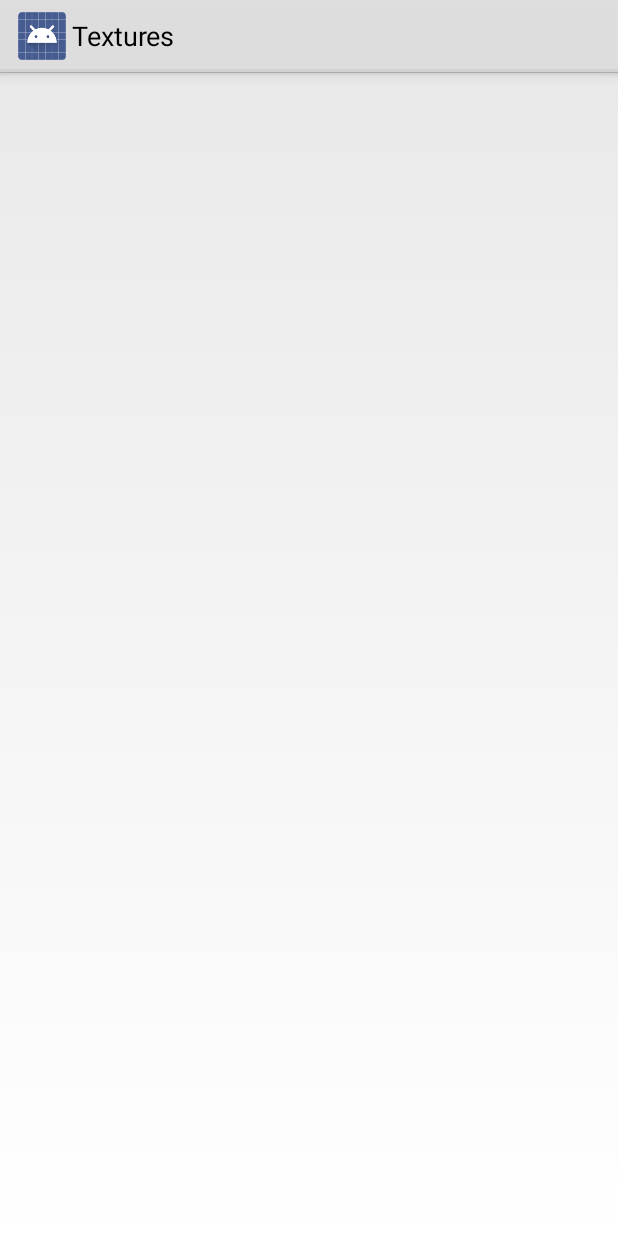
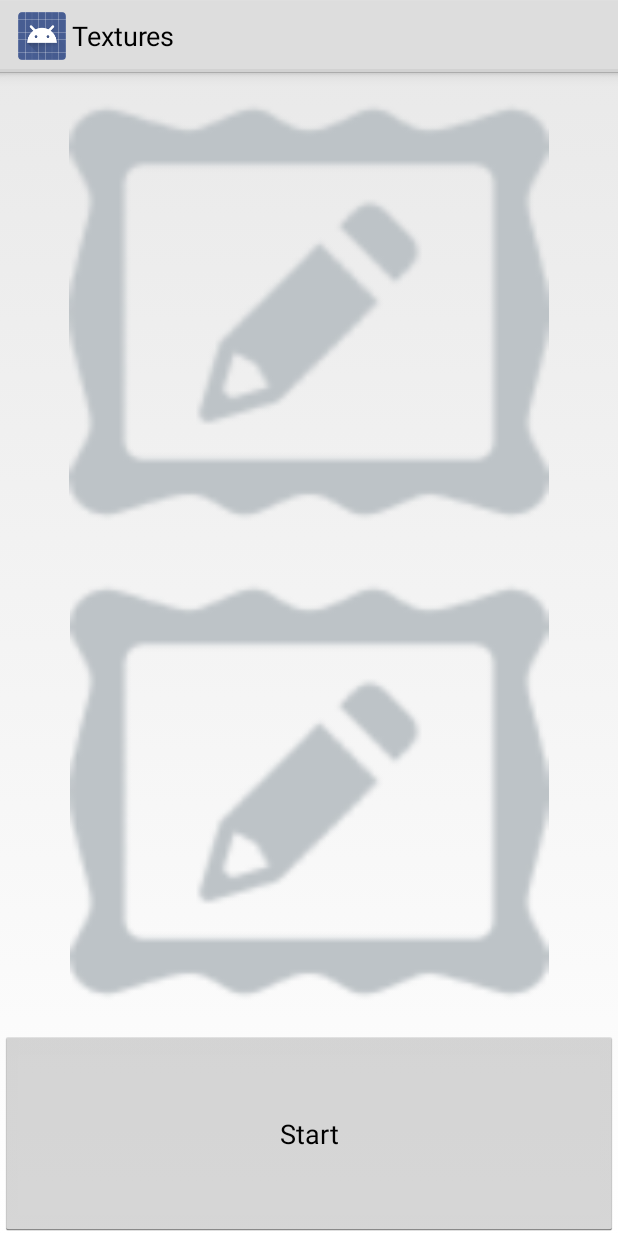
Before and after one commit to Ioshchenko/textures, an Android app: the layout activity_image_detection.xml on its own in the app's theme, with its tools: preview values and no code run, on a phone screen of 412 x 824 dp. Run offline under Robolectric (Android 15) with nearby library versions, the light colour scheme and no system bars.

Commit message:
Add detect cornerc and perspective corection

```diff
--- a/Textures/app/src/main/AndroidManifest.xml
+++ b/Textures/app/src/main/AndroidManifest.xml
@@ -28,6 +28,10 @@
         <activity
             android:name="com.textures.activity.UserActivity"
             android:label="@string/activity_user"/>
+
+        <activity
+            android:name="com.textures.activity.ImageDetectionActivity"
+            android:label="@string/activity_image_detection"/>
     </application>
 
     <uses-permission android:name="android.permission.READ_EXTERNAL_STORAGE" />
--- a/Textures/app/src/main/java/com/textures/activity/MainActivity.java
+++ b/Textures/app/src/main/java/com/textures/activity/MainActivity.java
@@ -45,6 +45,9 @@ public class MainActivity extends BaseActivity {
                 viewPdf(item);
             }
         });
+
+        Intent intent = new Intent(this, ImageDetectionActivity.class);
+        startActivity(intent);
     }
 
     private void viewPdf(String fileName) {
--- a/Textures/app/src/main/res/layout/activity_image_detection.xml
+++ b/Textures/app/src/main/res/layout/activity_image_detection.xml
@@ -1,6 +1,46 @@
 <?xml version="1.0" encoding="utf-8"?>
 <LinearLayout xmlns:android="http://schemas.android.com/apk/res/android"
-    android:orientation="vertical" android:layout_width="match_parent"
-    android:layout_height="match_parent">
+    android:layout_width="match_parent"
+    android:layout_height="match_parent"
+    android:orientation="vertical">
+
+    <LinearLayout
+        android:layout_width="match_parent"
+        android:layout_height="match_parent"
+        android:layout_weight="5">
+
+        <ImageView
+            android:id="@+id/originalImage"
+            android:layout_width="match_parent"
+            android:layout_height="match_parent"
+            android:src="@drawable/edit_image" />
+    </LinearLayout>
+
+    <LinearLayout
+        android:layout_width="match_parent"
+        android:layout_height="match_parent"
+        android:layout_weight="5">
+
+        <ImageView
+            android:id="@+id/detectImage"
+            android:layout_width="match_parent"
+            android:layout_height="match_parent"
+            android:src="@drawable/edit_image" />
+    </LinearLayout>
+
+    <LinearLayout
+        android:layout_width="match_parent"
+        android:layout_height="match_parent"
+        android:layout_weight="7"
+        android:weightSum="1">
+
+        <Button
+            android:id="@+id/startDetection"
+            android:layout_width="match_parent"
+            android:layout_height="match_parent"
+            android:layout_weight="0.41"
+            android:text="Start"
+            android:onClick="runDetection"/>
+    </LinearLayout>
 
 </LinearLayout>
--- a/Textures/app/src/main/res/values/strings.xml
+++ b/Textures/app/src/main/res/values/strings.xml
@@ -8,7 +8,8 @@
     <string name="activity_camera">Camera</string>
     <string name="activity_documents">Documents</string>
     <string name="activity_user">User Detail</string>
-    <string name="action_simage_processin">Image processing</string>
+    <string name="activity_image_detection">Image detection</string>
+    <string name="action_image_processin">Image processing</string>
     <string name="open_image">Open</string>
     <string name="start_processing">Start</string>
     <string name="lang_en">English</string>
```
Also changed, not shown: Textures/app/src/main/java/com/textures/activity/ImageDetectionActivity.java (+27 -1 lines), Textures/app/src/main/java/com/textures/services/OpenCVService.java (+123 -0 lines), 1 other file.
